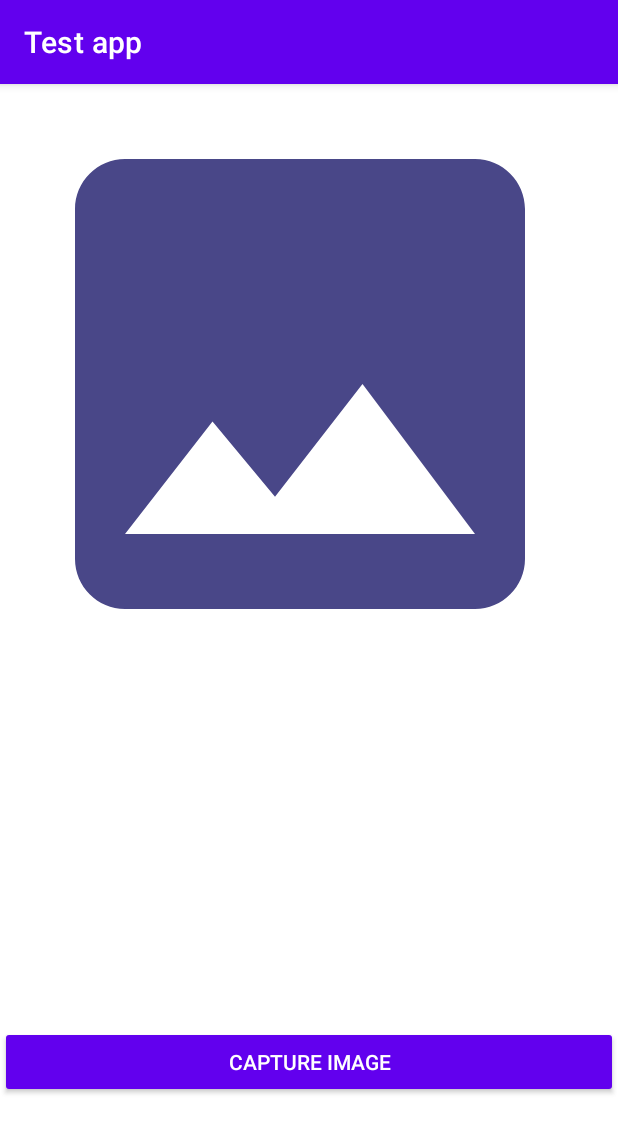
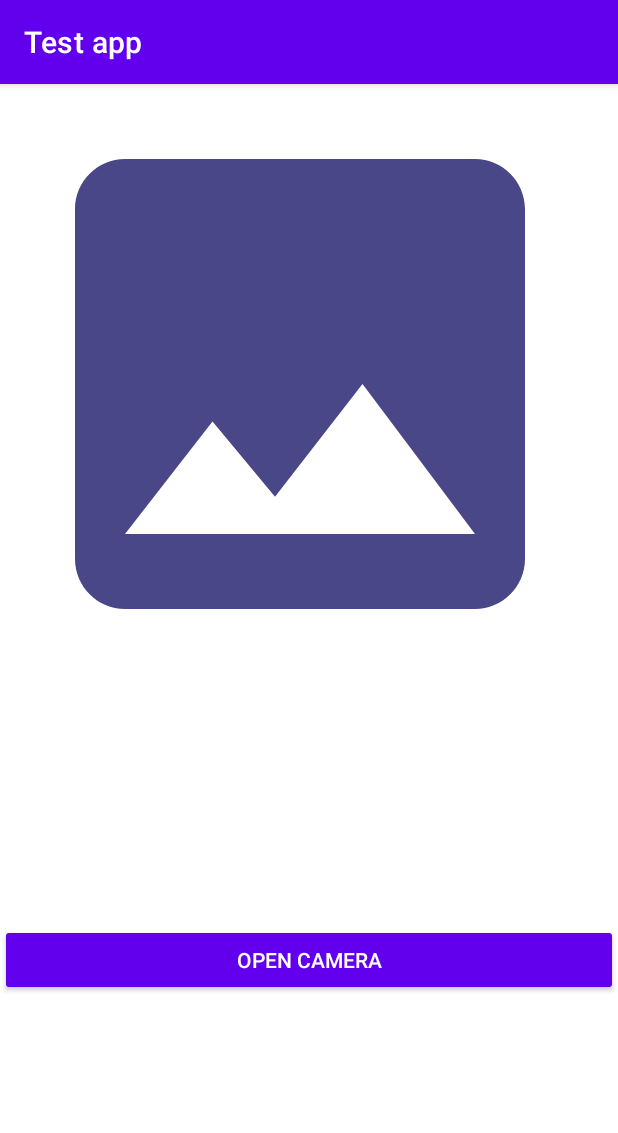
Before and after one commit to Zoyee48/androidProjects, an Android app: the screen it shows after launch (MainActivity), on a phone screen of 412 x 824 dp. Shown: the top 1133 px of the screen. Run offline under Robolectric (Android 15) with nearby library versions, the phone set to English and light mode, and no system bars.

```diff
--- a/app/src/main/res/layout/activity_main.xml
+++ b/app/src/main/res/layout/activity_main.xml
@@ -28,11 +28,11 @@
         style="@style/Base.Widget.AppCompat.Button.Colored"
         android:layout_width="match_parent"
         android:layout_height="wrap_content"
-        android:layout_marginBottom="92dp"
+        android:layout_marginBottom="160dp"
 
-        android:text="Capture Image"
+        android:text="Open Camera"
         app:layout_constraintBottom_toBottomOf="parent"
         tools:ignore="MissingConstraints"
-        tools:layout_editor_absoluteX="0dp" />
+        tools:layout_editor_absoluteX="-16dp" />
 
 </androidx.constraintlayout.widget.ConstraintLayout>
```
Also changed, not shown: app/src/main/java/com/example/testapp/MainActivity.java (+5 -5 lines).
